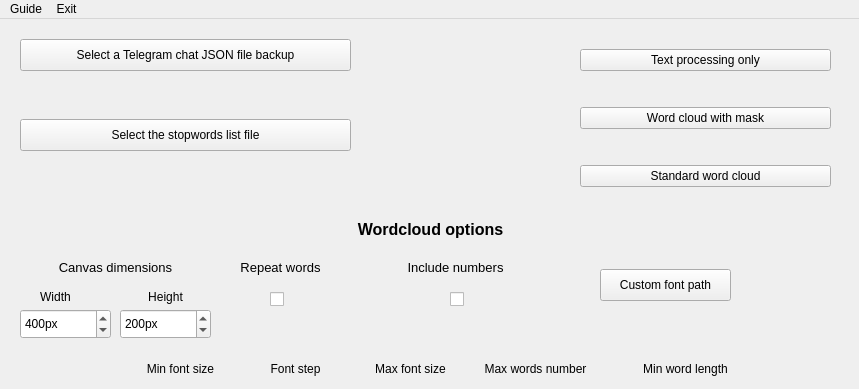
This is ui/main_window.ui in luke-gto/telegram-wordcloud-generator as Qt 5 draws it before an edit; both pictures show x 0 to 859 and y 0 to 389 of the 859 by 772 pixel window. The edited form follows.
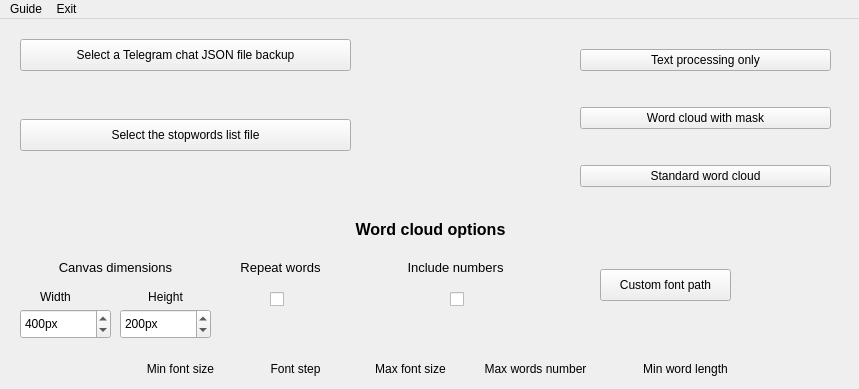
This is the edited form. Icons and pictures are not drawn.

```diff
--- a/ui/main_window.ui
+++ b/ui/main_window.ui
@@ -110,7 +110,7 @@
      <bool>false</bool>
     </property>
     <property name="text">
-     <string>Wordcloud options</string>
+     <string>Word cloud options</string>
     </property>
     <property name="alignment">
      <set>Qt::AlignCenter</set>
```
Left out of the diff: 6 changed lines with no effect on the pictures.
